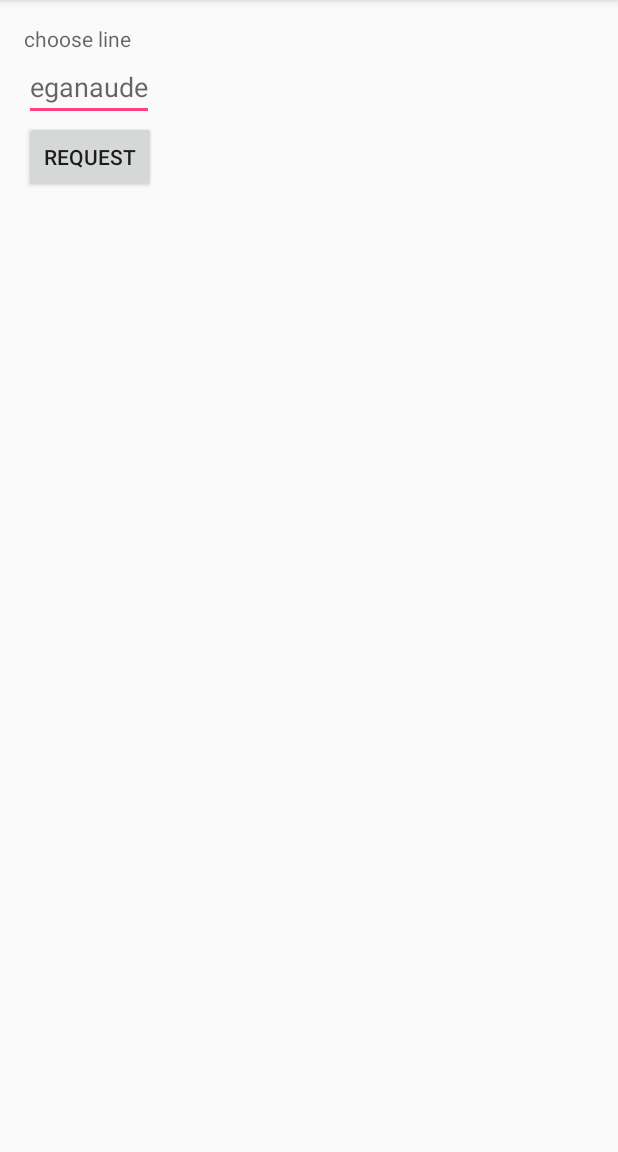
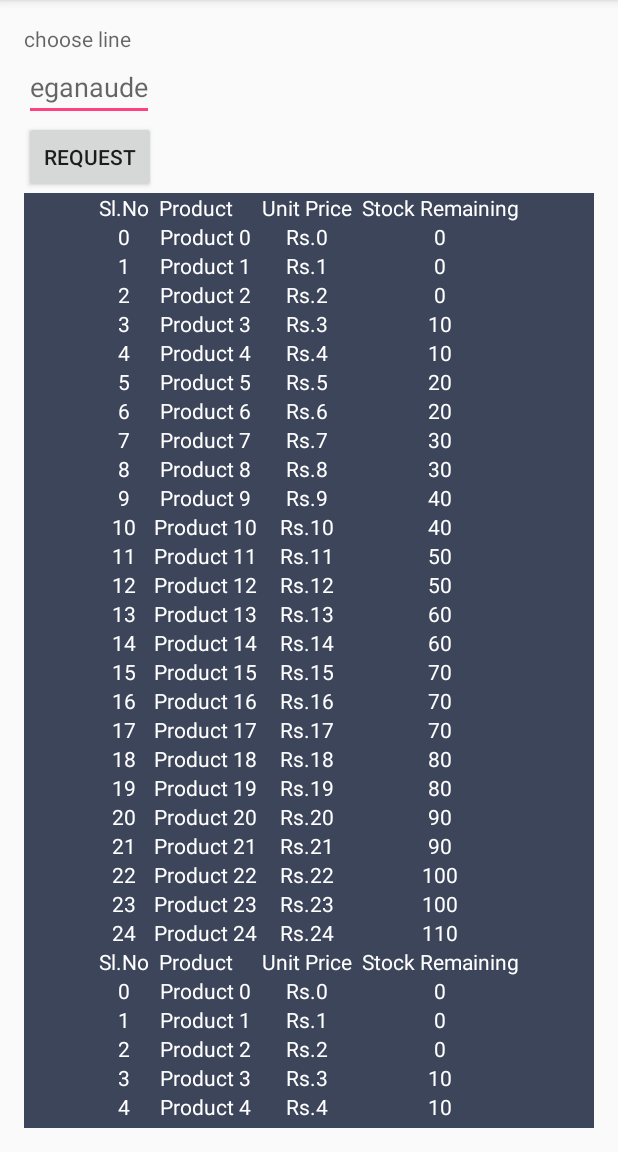
Before and after one commit to REVProfumo/AntibesByBus, an Android app: the screen it shows after launch (MainActivity), on a phone screen of 412 x 824 dp, the part 84-1236 px from its top. Run offline under Robolectric (Android 15) with nearby library versions, the phone set to English and light mode, and no system bars; 6 statements that could not run were skipped.

Commit message:
added table in background

```diff
--- a/Antibes2/app/src/main/java/com/mycompany/antibes/MainActivity.java
+++ b/Antibes2/app/src/main/java/com/mycompany/antibes/MainActivity.java
@@ -18,6 +18,8 @@ import android.widget.EditText;
 import android.widget.ImageView;
 import android.widget.LinearLayout;
 import android.widget.RelativeLayout;
+import android.widget.TableLayout;
+import android.widget.TableRow;
 import android.widget.TextView;
 import android.text.TextUtils;
 import android.widget.Toast;
@@ -254,7 +256,56 @@ public class MainActivity extends AppCompatActivity {
         params.addRule(RelativeLayout.BELOW, tv.getId());
         myLayout.addView(textview, params);
 
+
+            TableLayout stk = (TableLayout) findViewById(R.id.table_main);
+            TableRow tbrow0 = new TableRow(this);
+            TextView tv0 = new TextView(this);
+            tv0.setText(" Sl.No ");
+            tv0.setTextColor(Color.WHITE);
+            tbrow0.addView(tv0);
+            TextView tv1 = new TextView(this);
+            tv1.setText(" Product ");
+            tv1.setTextColor(Color.WHITE);
+            tbrow0.addView(tv1);
+            TextView tv2 = new TextView(this);
+            tv2.setText(" Unit Price ");
+            tv2.setTextColor(Color.WHITE);
+            tbrow0.addView(tv2);
+            TextView tv3 = new TextView(this);
+            tv3.setText(" Stock Remaining ");
+            tv3.setTextColor(Color.WHITE);
+            tbrow0.addView(tv3);
+            stk.addView(tbrow0);
+            for (int i = 0; i < 25; i++) {
+                TableRow tbrow = new TableRow(this);
+                TextView t1v = new TextView(this);
+                t1v.setText("" + i);
+                t1v.setTextColor(Color.WHITE);
+                t1v.setGravity(Gravity.CENTER);
+                tbrow.addView(t1v);
+                TextView t2v = new TextView(this);
+                t2v.setText("Product " + i);
+                t2v.setTextColor(Color.WHITE);
+                t2v.setGravity(Gravity.CENTER);
+                tbrow.addView(t2v);
+                TextView t3v = new TextView(this);
+                t3v.setText("Rs." + i);
+                t3v.setTextColor(Color.WHITE);
+                t3v.setGravity(Gravity.CENTER);
+                tbrow.addView(t3v);
+                TextView t4v = new TextView(this);
+                t4v.setText("" + i * 15 / 32 * 10);
+                t4v.setTextColor(Color.WHITE);
+                t4v.setGravity(Gravity.CENTER);
+                tbrow.addView(t4v);
+                stk.addView(tbrow);
+
+        }
+
+
     }
+
+
 
     public void lookUp(View v) {
         ViewGroup layout = (ViewGroup) findViewById(R.id.content_main);
--- a/Antibes2/app/src/main/res/layout/content_main.xml
+++ b/Antibes2/app/src/main/res/layout/content_main.xml
@@ -33,6 +33,34 @@
         android:layout_below="@+id/text"
         android:onClick="lookUp"
         />
+    <ScrollView
+        android:id="@+id/scrollView1"
+        android:layout_width="fill_parent"
+        android:layout_height="wrap_content"
+        android:background="#3d455b"
+        android:layout_alignParentLeft="true"
+        android:layout_below="@+id/button">
 
+        <HorizontalScrollView
+            android:id="@+id/hscrll1"
+            android:layout_width="fill_parent"
+            android:layout_height="wrap_content" >
+
+            <RelativeLayout
+                android:id="@+id/RelativeLayout1"
+                android:layout_width="fill_parent"
+                android:layout_gravity="center"
+                android:layout_height="fill_parent"
+                android:orientation="vertical" >
+
+                <TableLayout
+                    android:id="@+id/table_main"
+                    android:layout_width="wrap_content"
+                    android:layout_height="wrap_content"
+                    android:layout_centerHorizontal="true" >
+                </TableLayout>
+            </RelativeLayout>
+        </HorizontalScrollView>
+    </ScrollView>
 
 </RelativeLayout>
```
